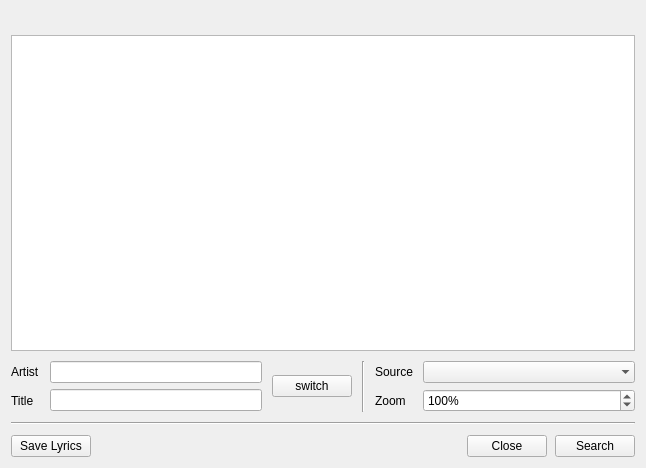
Before: the Qt Designer form src/Gui/InfoDialog/GUI_Lyrics.ui in Inferno214221/sayonara-player, drawn with Qt 5.
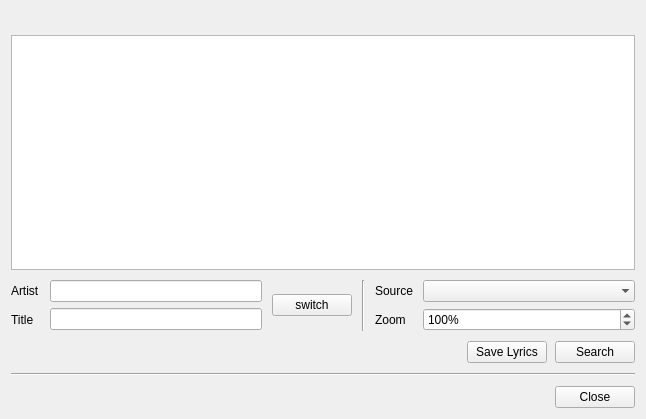
After: the same form once the commit is applied. Custom widgets are drawn as their Qt base class.

Commit message: Dialogs and Dialog boxes unified

```diff
--- a/src/Gui/InfoDialog/GUI_Lyrics.ui
+++ b/src/Gui/InfoDialog/GUI_Lyrics.ui
@@ -7,7 +7,7 @@
     <x>0</x>
     <y>0</y>
     <width>646</width>
-    <height>468</height>
+    <height>419</height>
    </rect>
   </property>
   <layout class="QGridLayout" name="gridLayout">
@@ -18,59 +18,6 @@
     <widget class="QTextEdit" name="te_lyrics"/>
    </item>
    <item row="5" column="0" colspan="2">
-    <layout class="QHBoxLayout" name="horizontalLayout">
-     <property name="spacing">
-      <number>8</number>
-     </property>
-     <item>
-      <widget class="QPushButton" name="btn_save_lyrics">
-       <property name="text">
-        <string>Save Lyrics</string>
-       </property>
-      </widget>
-     </item>
-     <item>
-      <spacer name="horizontalSpacer">
-       <property name="orientation">
-        <enum>Qt::Horizontal</enum>
-       </property>
-       <property name="sizeHint" stdset="0">
-        <size>
-         <width>40</width>
-         <height>20</height>
-        </size>
-       </property>
-      </spacer>
-     </item>
-     <item>
-      <widget class="QPushButton" name="btn_close">
-       <property name="minimumSize">
-        <size>
-         <width>80</width>
-         <height>0</height>
-        </size>
-       </property>
-       <property name="text">
-        <string notr="true">Close</string>
-       </property>
-      </widget>
-     </item>
-     <item>
-      <widget class="QPushButton" name="btn_search">
-       <property name="minimumSize">
-        <size>
-         <width>80</width>
-         <height>0</height>
-        </size>
-       </property>
-       <property name="text">
-        <string notr="true">Search</string>
-       </property>
-      </widget>
-     </item>
-    </layout>
-   </item>
-   <item row="4" column="0" colspan="2">
     <widget class="Line" name="line">
      <property name="orientation">
       <enum>Qt::Horizontal</enum>
@@ -188,6 +135,13 @@
      </item>
     </layout>
    </item>
+   <item row="7" column="0" colspan="2">
+    <widget class="QDialogButtonBox" name="buttonBox">
+     <property name="standardButtons">
+      <set>QDialogButtonBox::Close</set>
+     </property>
+    </widget>
+   </item>
    <item row="0" column="0" colspan="2">
     <widget class="QLabel" name="lab_header">
      <property name="text">
@@ -201,6 +155,49 @@
      </property>
     </widget>
    </item>
+   <item row="1" column="0" colspan="2">
+    <widget class="QTextEdit" name="te_lyrics"/>
+   </item>
+   <item row="4" column="0" colspan="2">
+    <layout class="QHBoxLayout" name="horizontalLayout">
+     <property name="spacing">
+      <number>8</number>
+     </property>
+     <item>
+      <spacer name="horizontalSpacer">
+       <property name="orientation">
+        <enum>Qt::Horizontal</enum>
+       </property>
+       <property name="sizeHint" stdset="0">
+        <size>
+         <width>40</width>
+         <height>20</height>
+        </size>
+       </property>
+      </spacer>
+     </item>
+     <item>
+      <widget class="QPushButton" name="btn_save_lyrics">
+       <property name="text">
+        <string>Save Lyrics</string>
+       </property>
+      </widget>
+     </item>
+     <item>
+      <widget class="QPushButton" name="btn_search">
+       <property name="minimumSize">
+        <size>
+         <width>80</width>
+         <height>0</height>
+        </size>
+       </property>
+       <property name="text">
+        <string notr="true">Search</string>
+       </property>
+      </widget>
+     </item>
+    </layout>
+   </item>
   </layout>
  </widget>
  <customwidgets>
```
Left out of the diff: 3 changed lines with no effect on the pictures. The commit also changes 57 other files.
